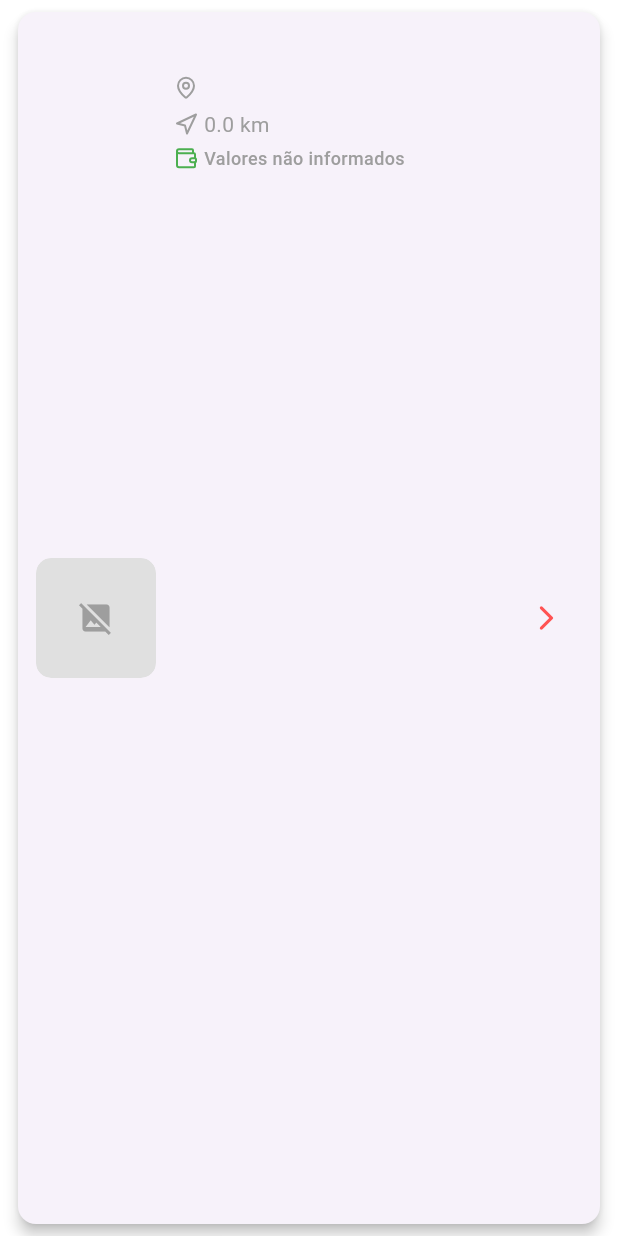
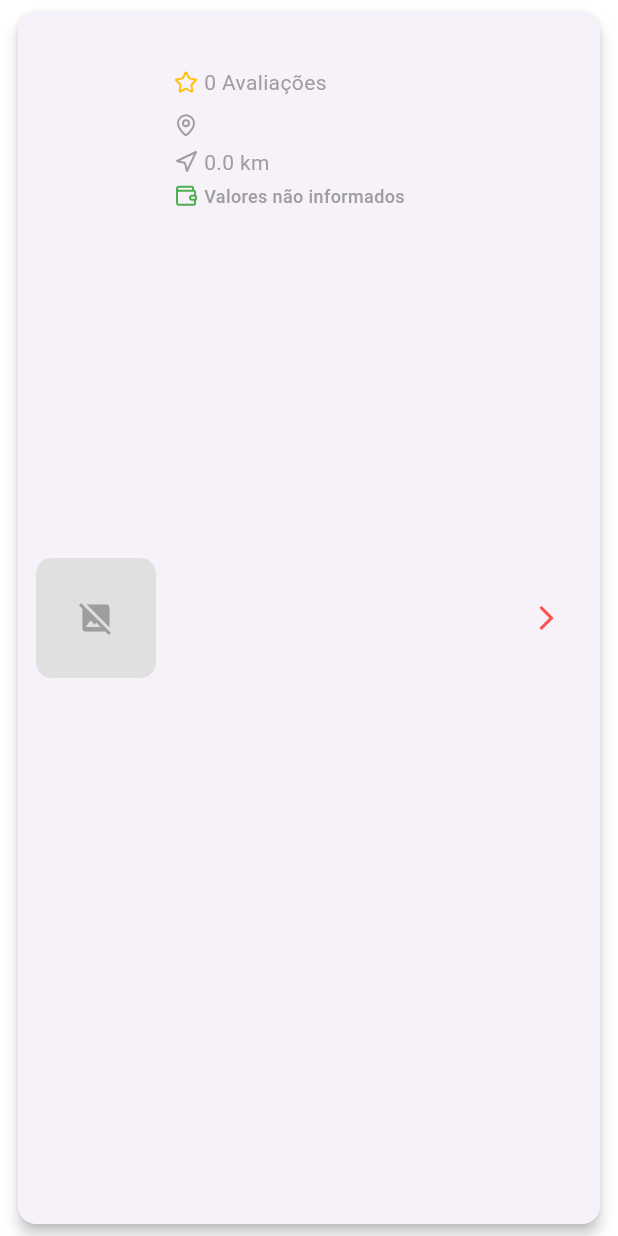
Before and after one commit to netorapg/guia_moteis, a Flutter app: the MotelCard widget shown alone on an empty page, opened directly with empty values, on a phone screen of 412 x 824 dp. Run offline on Flutter 3.47's test engine with Material 3 defaults, Android fonts, the phone set to English and light mode, and no system bars; our stand-ins replace flutter_riverpod, lucide_icons; network calls fail.

Commit message:
adicionando a logo do Guia de Motéis no app bar

```diff
--- a/lib/data/models/motel_model.dart
+++ b/lib/data/models/motel_model.dart
@@ -6,6 +6,7 @@ class MotelModel {
   final String bairro;
   final double distancia;
   final List<Suite> suites;
+  final int avaliacoes; // Propriedade para armazenar a quantidade de avaliações
 
   MotelModel({
     required this.fantasia,
@@ -13,16 +14,18 @@ class MotelModel {
     required this.bairro,
     required this.distancia,
     required this.suites,
+    required this.avaliacoes, // Inicializa a nova propriedade
   });
 
   factory MotelModel.fromJson(Map<String, dynamic> json) {
-  final suitesData = json["suites"] as List? ?? [];
+    final suitesData = json["suites"] as List? ?? [];
     return MotelModel(
       fantasia: json["fantasia"] ?? "",
       logo: json["logo"] ?? "",
       bairro: json["bairro"] ?? "",
       distancia: (json["distancia"] ?? 0).toDouble(),
       suites: suitesData.map((suiteJson) => Suite.fromJson(suiteJson)).toList(),
+      avaliacoes: json["qtdAvaliacoes"] ?? 0, // Aqui extraímos a quantidade de avaliações
     );
   }
 
--- a/lib/presentation/screens/motel_list_screen.dart
+++ b/lib/presentation/screens/motel_list_screen.dart
@@ -24,7 +24,10 @@ class _MotelListState extends State<MotelList> {
   Widget build(BuildContext context) {
     return Scaffold(
       appBar: AppBar(
-        title: const Text('Guia de Motéis'),
+        title: Image.asset(
+          'assets/images/logo.png',
+          height: 40, // Defina o tamanho que você deseja
+        ),
         flexibleSpace: Container(
           decoration: BoxDecoration(
             gradient: LinearGradient(
--- a/lib/presentation/widgets/motel_card.dart
+++ b/lib/presentation/widgets/motel_card.dart
@@ -86,7 +86,18 @@ class MotelCard extends StatelessWidget {
                           ),
                       overflow: TextOverflow.ellipsis, // Truncar o texto
                     ),
-                    const SizedBox(height: 4),
+                       const SizedBox(height: 1), // Espaço entre as informações e as avaliações
+                    Row(
+                      children: [
+                        const Icon(LucideIcons.star, size: 16, color: Colors.amber),
+                        const SizedBox(width: 4),
+                        Text(
+                          '${motel.avaliacoes} Avaliações', // Quantidade de avaliações
+                          style: const TextStyle(color: Colors.grey),
+                        ),
+                      ],
+                    ),
+                    const SizedBox(height: 8),
                     Row(
                       children: [
                         const Icon(LucideIcons.mapPin, size: 16, color: Colors.grey),
@@ -129,6 +140,7 @@ class MotelCard extends StatelessWidget {
                         ),
                       ],
                     ),
+
                   ],
                 ),
               ),
--- a/pubspec.yaml
+++ b/pubspec.yaml
@@ -65,7 +65,8 @@ flutter:
   uses-material-design: true
 
   # To add assets to your application, add an assets section, like this:
-  # assets:
+  assets:
+    - assets/images/logo.png
   #   - images/a_dot_burr.jpeg
   #   - images/a_dot_ham.jpeg
 
```
Also changed, not shown: assets/images/logo.png (added).
